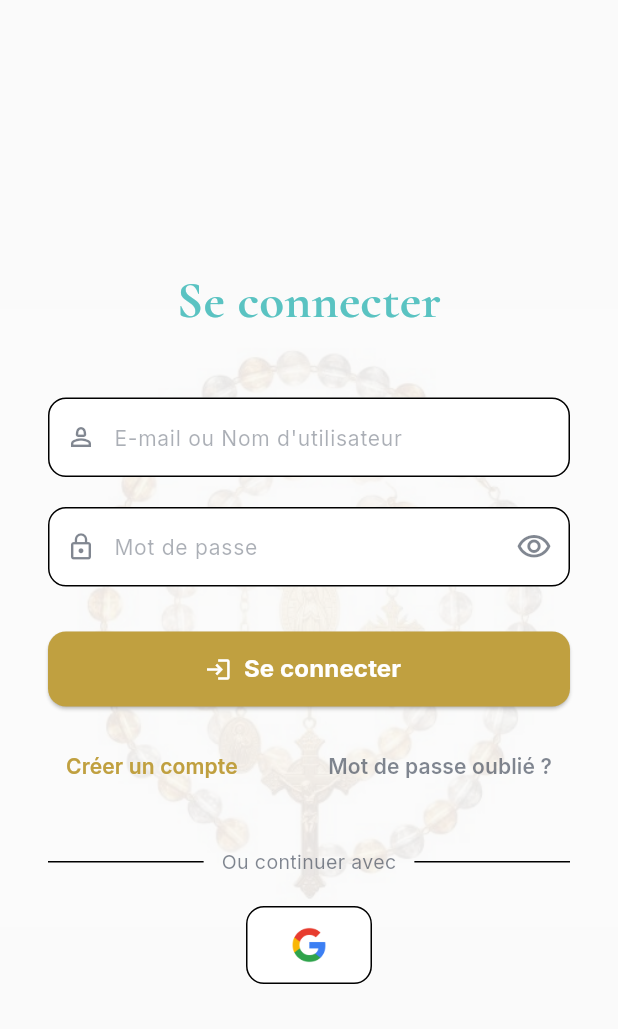
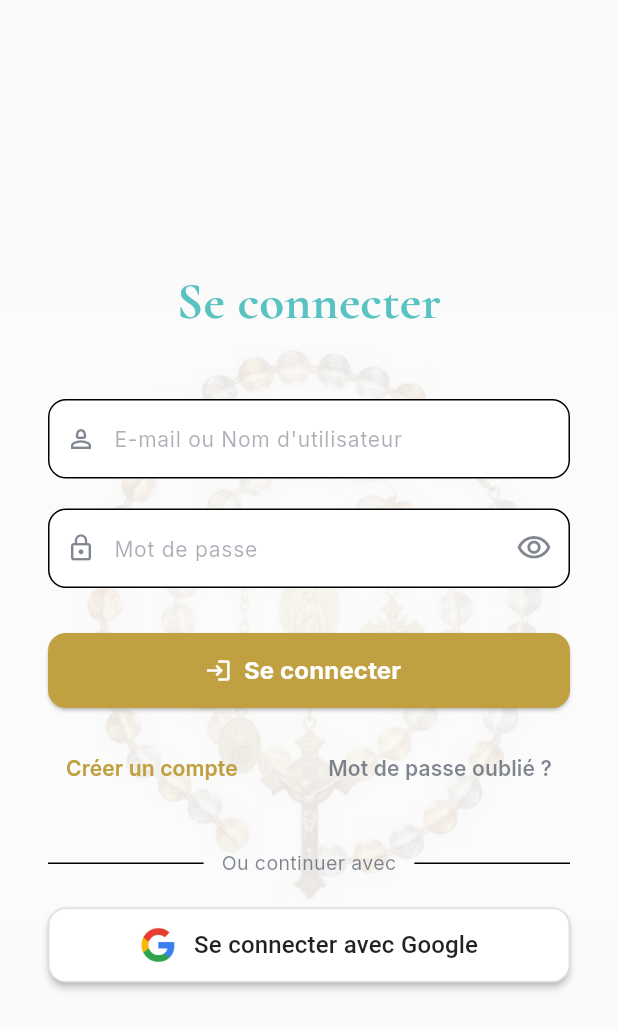
Before and after one commit to Ridiscus/maparoisse_emesse, a Flutter app: the LoginScreen screen opened by its route, on a phone screen of 412 x 824 dp. Shown: the top 1029 px of the screen. Run offline on Flutter 3.47's test engine with Material 3 defaults, Android fonts, the phone set to English and light mode, and no system bars; drawn by our look-alikes of flutter_animate; our stand-ins replace app_links, firebase_auth, firebase_core, firebase_messaging, flutter_local_notifications, font_awesome_flutter and 10 more; missing offline and left inert: in_app_update; accounts and stored records are empty.

```diff
--- a/lib/src/screens/auth/login_screen.dart
+++ b/lib/src/screens/auth/login_screen.dart
@@ -156,10 +156,6 @@ class _LoginScreenState extends State<LoginScreen> {
   }
 
 
-  // --- _handleAppleSignIn (exemple, à adapter) ---
-  Future<void> _handleAppleSignIn() async {
-    // ... (Logique Apple Sign In à ajouter)
-  }
 
 
 
@@ -478,31 +474,53 @@ class _LoginScreenState extends State<LoginScreen> {
                                   const SizedBox(height: 20),
 
                                   // --- BOUTONS SOCIAUX ---
-
-                                  // 1. Google (Existant)
-                                  Row(
-                                    mainAxisAlignment: MainAxisAlignment.center,
-                                    children: [
-                                      _buildSocialButton(
-                                        iconPath: 'assets/images/google-logo.png',
-                                        onPressed: _isGoogleLoading || _isLoading ? null : () { _handleGoogleSignIn(); },
-                                      ).animate().fadeIn(delay: 900.ms).slideX(begin: -0.3),
-                                    ],
-                                  ),
+                                  // 1. GOOGLE (Style harmonisé avec Apple)
+                                  ElevatedButton(
+                                    onPressed: _isGoogleLoading || _isLoading ? null : _handleGoogleSignIn,
+                                    style: ElevatedButton.styleFrom(
+                                      backgroundColor: Colors.white, // Fond blanc standard Google
+                                      foregroundColor: Colors.black87, // Texte gris sombre/noir
+                                      elevation: 2, // Légère ombre pour le relief
+                                      minimumSize: const Size(double.infinity, 50), // Même hauteur que Apple (50)
+                                      shape: RoundedRectangleBorder(
+                                        borderRadius: BorderRadius.circular(12), // Même arrondi que Apple (12)
+                                        side: const BorderSide(color: Colors.black12), // Légère bordure grise
+                                      ),
+                                    ),
+                                    child: Row(
+                                      mainAxisAlignment: MainAxisAlignment.center,
+                                      children: [
+                                        // Logo Google
+                                        Image.asset(
+                                          'assets/images/google-logo.png',
+                                          height: 24, // Taille standard de l'icône
+                                        ),
+                                        const SizedBox(width: 12), // Espacement
+                                        const Text(
+                                          "Se connecter avec Google",
+                                          style: TextStyle(
+                                            fontSize: 16, // Même taille de police (environ)
+                                            fontWeight: FontWeight.w500,
+                                            fontFamily: '-apple-system', // Police système pour faire propre
+                                          ),
+                                        ),
+                                      ],
+                                    ),
+                                  ).animate().fadeIn(delay: 900.ms).slideX(begin: -0.2),
 
                                   // ✅ 2. APPLE (Uniquement sur iOS)
                                   if (Platform.isIOS) ...[
-                                    const SizedBox(height: 20),
+                                    const SizedBox(height: 16), // Espacement entre les deux boutons
+
                                     SignInWithAppleButton(
-                                      text: "Se connecter avec Apple", // Optionnel, par défaut c'est en anglais
+                                      text: "Se connecter avec Apple",
                                       onPressed: () async {
-                                        setState(() => _isLoading = true); // Affiche le loader global
+                                        setState(() => _isLoading = true);
                                         try {
                                           final auth = Provider.of<AuthService>(context, listen: false);
                                           bool success = await auth.signInWithApple();
 
                                           if (success && mounted) {
-                                            // Redirection vers l'accueil
                                             Navigator.pushReplacementNamed(context, '/dashboard');
                                           } else if (mounted) {
                                             ScaffoldMessenger.of(context).showSnackBar(
@@ -511,6 +529,7 @@ class _LoginScreenState extends State<LoginScreen> {
                                                 backgroundColor: Colors.red,
                                               ),
                                             );
+
                                           }
                                         } catch (e) {
                                           // Gérer erreur
@@ -518,12 +537,12 @@ class _LoginScreenState extends State<LoginScreen> {
                                           if (mounted) setState(() => _isLoading = false);
                                         }
                                       },
-                                      height: 50,
-                                      // Style Noir pour être conforme aux guidelines Apple
-                                      style: SignInWithAppleButtonStyle.black,
-                                      borderRadius: const BorderRadius.all(Radius.circular(12)),
+                                      height: 50, // Hauteur imposée à 50
+                                      style: SignInWithAppleButtonStyle.black, // Fond Noir
+                                      borderRadius: const BorderRadius.all(Radius.circular(12)), // Arrondi 12
                                     ).animate().fadeIn(delay: 1000.ms).slideY(begin: 0.2),
                                   ],
+
                                 ],
                               ),
                             ),
--- a/lib/src/screens/home/events_screen.dart
+++ b/lib/src/screens/home/events_screen.dart
@@ -63,7 +63,7 @@ class EventModel {
     if (url == null) return null;
     return url.replaceFirst(
         "http://127.0.0.1:8081",
-        "https://sancta-missa.com"
+        "https://e-messe-ci.com/"
     );
   }
 
--- a/lib/src/screens/home/parish_detail_screen.dart
+++ b/lib/src/screens/home/parish_detail_screen.dart
@@ -81,7 +81,7 @@ class _ParishDetailScreenState extends State<ParishDetailScreen> {
         }
 
         // 5. Reconstruit l'URL PROPRE
-        imageUrl = "https://sancta-missa.com/storage/" + imgPath;
+        imageUrl = "https://e-messe-ci.com/storage/" + imgPath;
         print("URL Paroisse Détail: $imageUrl"); // Pour déboguer
         // --- FIN CORRECTION ---
       }
--- a/lib/src/screens/home/parish_screen.dart
+++ b/lib/src/screens/home/parish_screen.dart
@@ -340,7 +340,7 @@ class _ParishScreenState extends State<ParishScreen> {
         }
 
         // 5. Reconstruit l'URL PROPRE
-        final finalUrl = "https://sancta-missa.com/storage/" + imgPath;
+        final finalUrl = "https://e-messe-ci.com/storage/" + imgPath;
         print("URL Paroisse Liste: $finalUrl"); // Pour déboguer
         backgroundImage = NetworkImage(finalUrl);
         // --- FIN CORRECTION ---
--- a/lib/src/screens/home/requests_list_screen.dart
+++ b/lib/src/screens/home/requests_list_screen.dart
@@ -910,7 +910,7 @@ class _RequestsListScreenState extends State<RequestsListScreen> with TickerProv
     ImageProvider backgroundImage;
     if (imageUrl != null && imageUrl.isNotEmpty) {
       if (!imageUrl.startsWith('http')) {
-        imageUrl = "https://sancta-missa.com/storage/" + imageUrl;
+        imageUrl = "https://e-messe-ci.com/storage/" + imageUrl;
       }
       backgroundImage = NetworkImage(imageUrl);
     } else {
--- a/pubspec.yaml
+++ b/pubspec.yaml
@@ -16,7 +16,7 @@ publish_to: 'none' # Remove this line if you wish to publish to pub.dev
 # https://developer.apple.com/library/archive/documentation/General/Reference/InfoPlistKeyReference/Articles/CoreFoundationKeys.html
 # In Windows, build-name is used as the major, minor, and patch parts
 # of the product and file versions while build-number is used as the build suffix.
-version: 1.0.0+22
+version: 1.1.0+24
 
 environment:
   sdk: ^3.8.1
```
Also changed, not shown: lib/src/services/auth_service.dart (+48 -47 lines), lib/src/services/notification_service.dart (+33 -15 lines).
